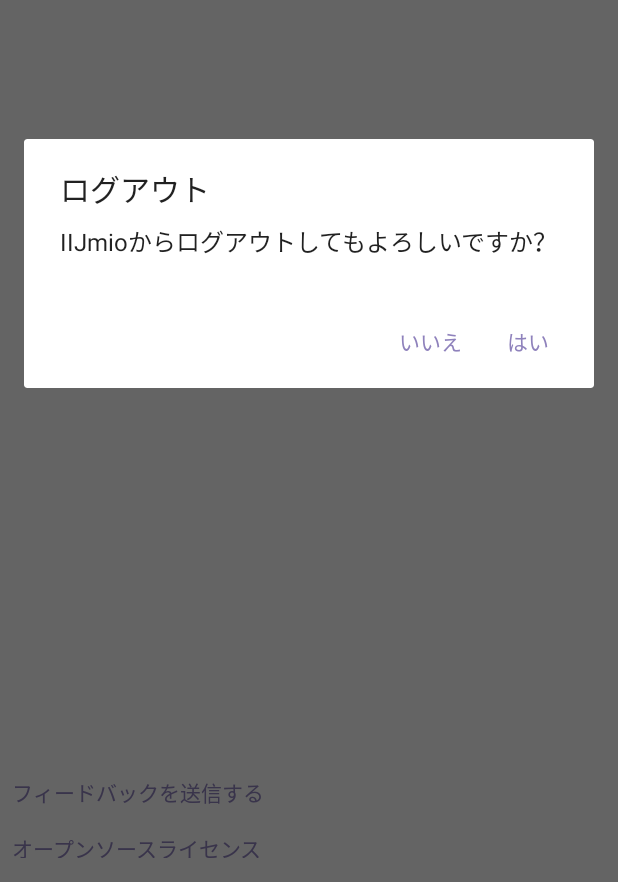
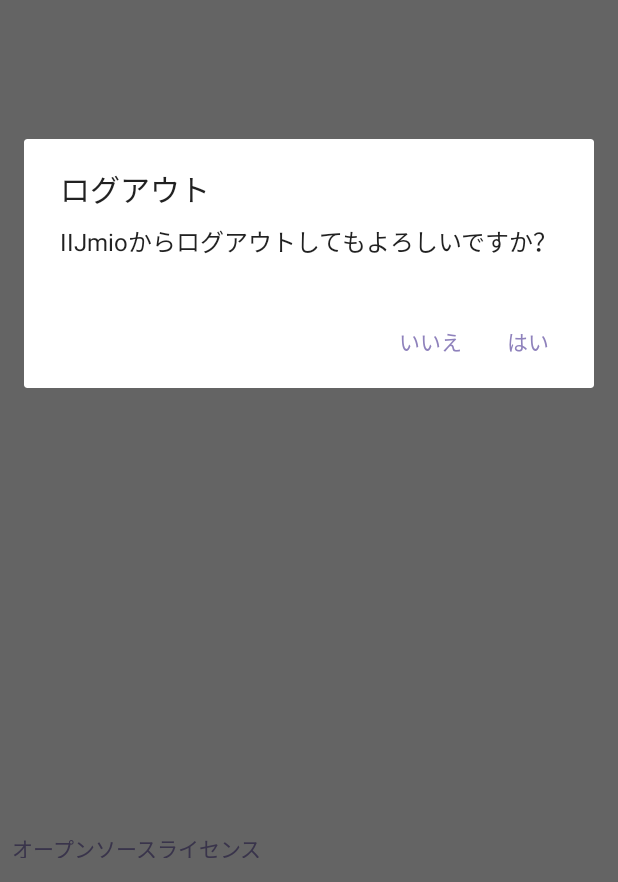
Before and after one commit to otsuka-kohei/simple-mio, an Android app: the fragment AboutFragment shown on its own in the app's theme, after a tap on "ログアウト", on a phone screen of 412 x 824 dp, the part 354-1236 px from its top. Run offline under Robolectric (Android 15) with nearby library versions, the phone set to English and light mode, and no system bars; network calls fail.

Commit message:
フィードバック機能を削除した

```diff
--- a/app/src/main/java/com/otk1fd/simplemio/fragments/AboutFragment.kt
+++ b/app/src/main/java/com/otk1fd/simplemio/fragments/AboutFragment.kt
@@ -23,12 +23,7 @@
     //フラグメント上で発生するイベント（OnClickListenerとか）は極力フラグメントの中で済ませた方がいいと思う
     private lateinit var logoutButton: Button
     private lateinit var aboutTextView: TextView
-    private lateinit var sendFeedbackTextView: TextView
     private lateinit var openSourceTextView: TextView
-
-    override fun onCreate(savedInstanceState: Bundle?) {
-        super.onCreate(savedInstanceState)
-    }
 
     override fun onCreateView(inflater: LayoutInflater, container: ViewGroup?,
                               savedInstanceState: Bundle?): View? {
@@ -45,9 +40,6 @@
 
         aboutTextView = activity.findViewById(R.id.aboutTextView)
         aboutTextView.text = activity.getString(R.string.about)
-
-        sendFeedbackTextView = activity.findViewById(R.id.sendFeedbackTextView)
-        sendFeedbackTextView.setOnClickListener(this)
 
         openSourceTextView = activity.findViewById(R.id.openSourceTitleTextView)
         openSourceTextView.setOnClickListener(this)
@@ -74,10 +66,5 @@
             val intent = Intent(activity, OpenSourceActivity::class.java)
             activity.startActivity(intent)
         }
-
-        if (v == sendFeedbackTextView) {
-            val intent = Intent(Intent.ACTION_APP_ERROR)
-            activity.startActivity(intent)
-        }
     }
 }
--- a/app/src/main/res/layout/fragment_about.xml
+++ b/app/src/main/res/layout/fragment_about.xml
@@ -40,17 +40,6 @@
         app:layout_constraintStart_toStartOf="parent" />
 
     <TextView
-        android:id="@+id/sendFeedbackTextView"
-        android:layout_width="wrap_content"
-        android:layout_height="wrap_content"
-        android:layout_marginBottom="16dp"
-        android:layout_marginStart="8dp"
-        android:text="フィードバックを送信する"
-        android:textColor="@color/colorPrimary"
-        app:layout_constraintBottom_toTopOf="@+id/openSourceTitleTextView"
-        app:layout_constraintStart_toStartOf="parent" />
-
-    <TextView
         android:id="@+id/aboutTitleTextView"
         android:layout_width="wrap_content"
         android:layout_height="17dp"
@@ -68,7 +57,7 @@
         android:layout_marginEnd="8dp"
         android:layout_marginStart="8dp"
         android:layout_marginTop="8dp"
-        app:layout_constraintBottom_toTopOf="@+id/sendFeedbackTextView"
+        app:layout_constraintBottom_toTopOf="@+id/openSourceTitleTextView"
         app:layout_constraintEnd_toEndOf="parent"
         app:layout_constraintHorizontal_bias="0.0"
         app:layout_constraintStart_toStartOf="parent"
```
